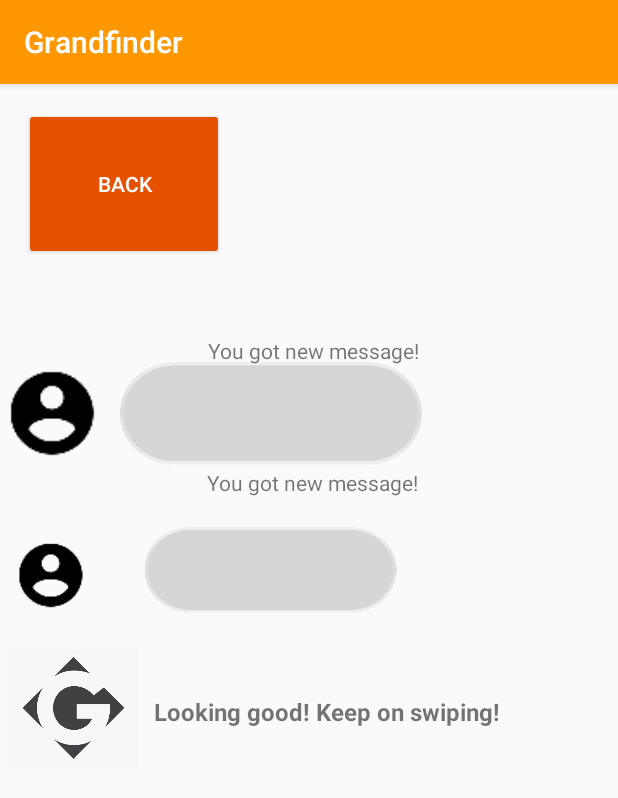
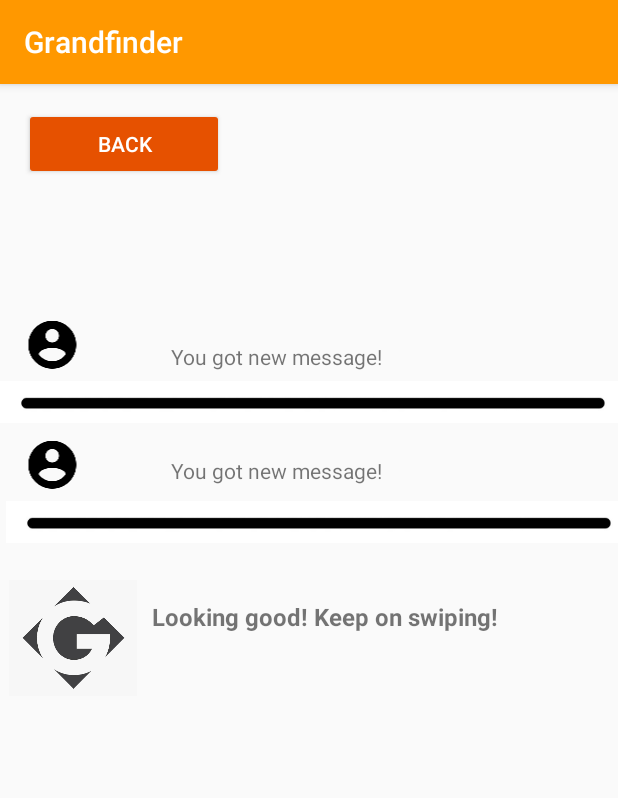
Before and after one commit to nickedchen/Grandfinder, an Android app: the notificationPage screen opened directly, with no data from a screen before it, on a phone screen of 412 x 824 dp. Shown: the top 798 px of the screen. Run offline under Robolectric (Android 15) with nearby library versions, the phone set to English and light mode, and no system bars.

Commit message:
adeed line for separations

```diff
--- a/app/src/main/res/layout/activity_notification_page.xml
+++ b/app/src/main/res/layout/activity_notification_page.xml
@@ -12,66 +12,40 @@
         android:layout_height="0dp"
         android:layout_marginStart="16dp"
         android:layout_marginTop="16dp"
-        android:layout_marginBottom="52dp"
         android:onClick="goToLanding"
         android:text="BACK"
-        app:layout_constraintBottom_toTopOf="@+id/imageView3"
         app:layout_constraintStart_toStartOf="parent"
         app:layout_constraintTop_toTopOf="parent" />
-
-    <ImageView
-        android:id="@+id/imageView3"
-        android:layout_width="329dp"
-        android:layout_height="0dp"
-        android:layout_marginBottom="498dp"
-        android:onClick="goToMessage"
-        app:layout_constraintBottom_toBottomOf="parent"
-        app:layout_constraintEnd_toEndOf="parent"
-        app:layout_constraintHorizontal_bias="0.195"
-        app:layout_constraintStart_toStartOf="parent"
-        app:layout_constraintTop_toBottomOf="@+id/backbut"
-        app:srcCompat="@drawable/greypill" />
-
-    <ImageView
-        android:id="@+id/imageView7"
-        android:layout_width="327dp"
-        android:layout_height="84dp"
-        android:layout_marginTop="12dp"
-        android:layout_marginEnd="68dp"
-        android:onClick="goToMessage"
-        app:layout_constraintEnd_toEndOf="parent"
-        app:layout_constraintTop_toBottomOf="@+id/imageView3"
-        app:srcCompat="@drawable/greypill" />
 
     <ImageView
         android:id="@+id/imageView4"
         android:layout_width="62dp"
         android:layout_height="0dp"
         android:layout_marginStart="4dp"
-        android:layout_marginTop="17dp"
-        android:layout_marginBottom="17dp"
-        app:layout_constraintBottom_toBottomOf="@+id/imageView3"
+        android:layout_marginTop="92dp"
         app:layout_constraintStart_toStartOf="parent"
-        app:layout_constraintTop_toTopOf="@+id/imageView3"
+        app:layout_constraintTop_toBottomOf="@+id/backbut"
         app:srcCompat="@drawable/ic_account_circle_black_36dp" />
 
     <ImageView
-        android:id="@+id/imageView8"
-        android:layout_width="60dp"
-        android:layout_height="47dp"
+        android:id="@+id/imageView12"
+        android:layout_width="62dp"
+        android:layout_height="0dp"
         android:layout_marginStart="4dp"
-        android:layout_marginTop="34dp"
+        android:layout_marginTop="172dp"
         app:layout_constraintStart_toStartOf="parent"
-        app:layout_constraintTop_toBottomOf="@+id/imageView3"
+        app:layout_constraintTop_toBottomOf="@+id/backbut"
         app:srcCompat="@drawable/ic_account_circle_black_36dp" />
 
     <ImageView
         android:id="@+id/imageView11"
         android:layout_width="97dp"
         android:layout_height="77dp"
-        android:layout_marginTop="11dp"
+        android:layout_marginTop="40dp"
+        android:layout_marginBottom="342dp"
+        app:layout_constraintBottom_toBottomOf="parent"
         app:layout_constraintStart_toStartOf="parent"
-        app:layout_constraintTop_toBottomOf="@+id/imageView7"
+        app:layout_constraintTop_toBottomOf="@+id/imageView12"
         app:srcCompat="@drawable/logo" />
 
     <TextView
@@ -79,34 +53,58 @@
         android:layout_width="wrap_content"
         android:layout_height="wrap_content"
         android:layout_marginStart="5dp"
-        android:layout_marginTop="41dp"
+        android:layout_marginTop="32dp"
+        android:layout_marginEnd="80dp"
         android:onClick="goToLanding"
         android:text="Looking good! Keep on swiping!"
         android:textSize="16sp"
         android:textStyle="bold"
+        app:layout_constraintEnd_toEndOf="parent"
+        app:layout_constraintHorizontal_bias="1.0"
         app:layout_constraintStart_toEndOf="@+id/imageView11"
-        app:layout_constraintTop_toBottomOf="@+id/imageView7" />
+        app:layout_constraintTop_toBottomOf="@+id/imageView14" />
 
     <TextView
         android:id="@+id/textView7"
         android:layout_width="wrap_content"
         android:layout_height="wrap_content"
-        android:layout_marginTop="168dp"
-        android:layout_marginEnd="132dp"
+        android:layout_marginStart="48dp"
+        android:layout_marginTop="108dp"
         android:onClick="goToMessage"
         android:text="You got new message!"
-        app:layout_constraintEnd_toEndOf="parent"
-        app:layout_constraintTop_toTopOf="parent" />
+        app:layout_constraintStart_toEndOf="@+id/imageView4"
+        app:layout_constraintTop_toBottomOf="@+id/backbut" />
 
     <TextView
-        android:id="@+id/textView8"
-        android:layout_width="142dp"
+        android:id="@+id/textView9"
+        android:layout_width="wrap_content"
         android:layout_height="wrap_content"
-        android:layout_marginTop="256dp"
-        android:layout_marginEnd="132dp"
+        android:layout_marginStart="48dp"
+        android:layout_marginTop="184dp"
         android:onClick="goToMessage"
         android:text="You got new message!"
+        app:layout_constraintStart_toEndOf="@+id/imageView4"
+        app:layout_constraintTop_toBottomOf="@+id/backbut" />
+
+    <ImageView
+        android:id="@+id/imageView13"
+        android:layout_width="wrap_content"
+        android:layout_height="wrap_content"
+        android:layout_marginBottom="3dp"
+        app:layout_constraintBottom_toTopOf="@+id/imageView12"
         app:layout_constraintEnd_toEndOf="parent"
-        app:layout_constraintTop_toTopOf="parent" />
+        app:layout_constraintHorizontal_bias="0.0"
+        app:layout_constraintStart_toStartOf="parent"
+        app:layout_constraintTop_toBottomOf="@+id/textView7"
+        app:srcCompat="@drawable/blackline" />
+
+    <ImageView
+        android:id="@+id/imageView14"
+        android:layout_width="wrap_content"
+        android:layout_height="wrap_content"
+        android:layout_marginStart="4dp"
+        app:layout_constraintStart_toStartOf="parent"
+        app:layout_constraintTop_toBottomOf="@+id/imageView12"
+        app:srcCompat="@drawable/blackline" />
 
 </androidx.constraintlayout.widget.ConstraintLayout>
```
Also changed, not shown: app/src/main/res/drawable-xxhdpi/blackline.jpg (added), app/src/main/res/drawable-xxhdpi/greypill.png (deleted).
